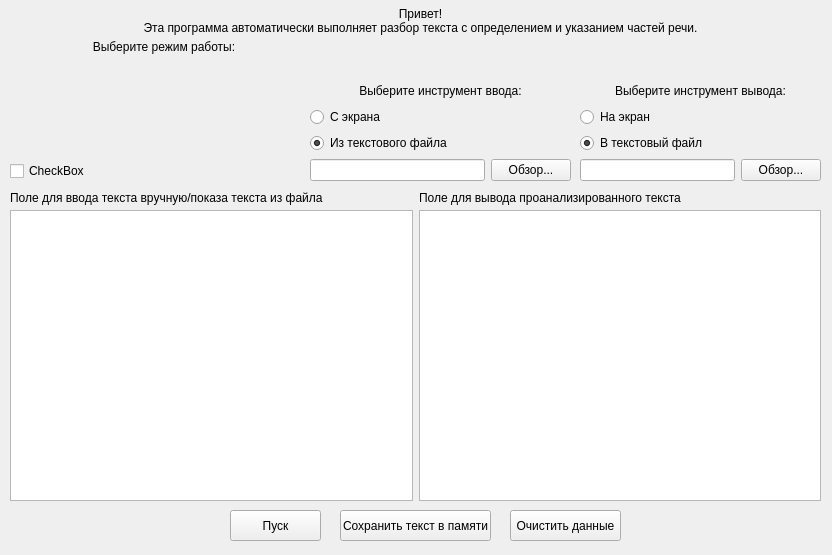
First picture: the form in mainwindow.ui, repository Mishardina/NLP-Application, before the edit.
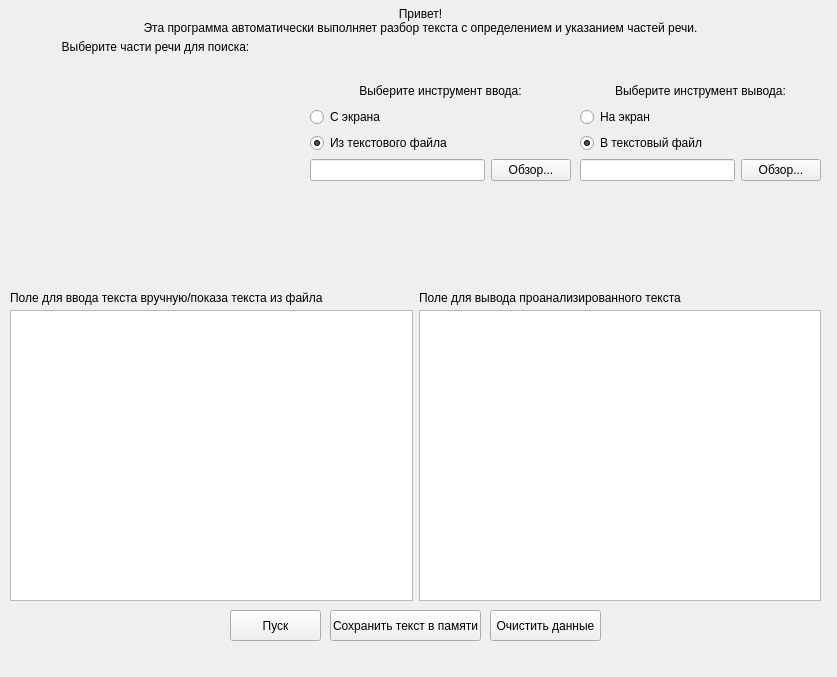
Second picture: the form after the edit.

```diff
--- a/mainwindow.ui
+++ b/mainwindow.ui
@@ -6,8 +6,8 @@
    <rect>
     <x>0</x>
     <y>0</y>
-    <width>832</width>
-    <height>555</height>
+    <width>837</width>
+    <height>677</height>
    </rect>
   </property>
   <property name="windowTitle">
@@ -18,7 +18,7 @@
     <property name="geometry">
      <rect>
       <x>230</x>
-      <y>510</y>
+      <y>610</y>
       <width>91</width>
       <height>31</height>
      </rect>
@@ -30,8 +30,8 @@
    <widget class="QPushButton" name="pushButton_3">
     <property name="geometry">
      <rect>
-      <x>510</x>
-      <y>510</y>
+      <x>490</x>
+      <y>610</y>
       <width>111</width>
       <height>31</height>
      </rect>
@@ -46,7 +46,7 @@
       <x>10</x>
       <y>40</y>
       <width>291</width>
-      <height>151</height>
+      <height>241</height>
      </rect>
     </property>
     <widget class="QWidget" name="layoutWidget">
@@ -54,28 +54,21 @@
       <rect>
        <x>0</x>
        <y>0</y>
-       <width>308</width>
-       <height>141</height>
+       <width>291</width>
+       <height>221</height>
       </rect>
      </property>
      <layout class="QVBoxLayout" name="verticalLayout_4">
       <item>
        <widget class="QLabel" name="label_2">
         <property name="text">
-         <string>Выберите режим работы:</string>
+         <string>Выберите части речи для поиска:</string>
         </property>
         <property name="alignment">
          <set>Qt::AlignHCenter|Qt::AlignTop</set>
         </property>
        </widget>
       </item>
-      <item>
-       <widget class="QCheckBox" name="checkBox">
-        <property name="text">
-         <string>CheckBox</string>
-        </property>
-       </widget>
-      </item>
      </layout>
     </widget>
    </widget>
@@ -218,8 +211,8 @@
    <widget class="QPushButton" name="pushButton_2">
     <property name="geometry">
      <rect>
-      <x>340</x>
-      <y>510</y>
+      <x>330</x>
+      <y>610</y>
       <width>151</width>
       <height>31</height>
      </rect>
@@ -249,7 +242,7 @@
     <property name="geometry">
      <rect>
       <x>10</x>
-      <y>210</y>
+      <y>310</y>
       <width>811</width>
       <height>291</height>
      </rect>
@@ -267,7 +260,7 @@
     <property name="geometry">
      <rect>
       <x>10</x>
-      <y>190</y>
+      <y>290</y>
       <width>811</width>
       <height>16</height>
      </rect>
```
